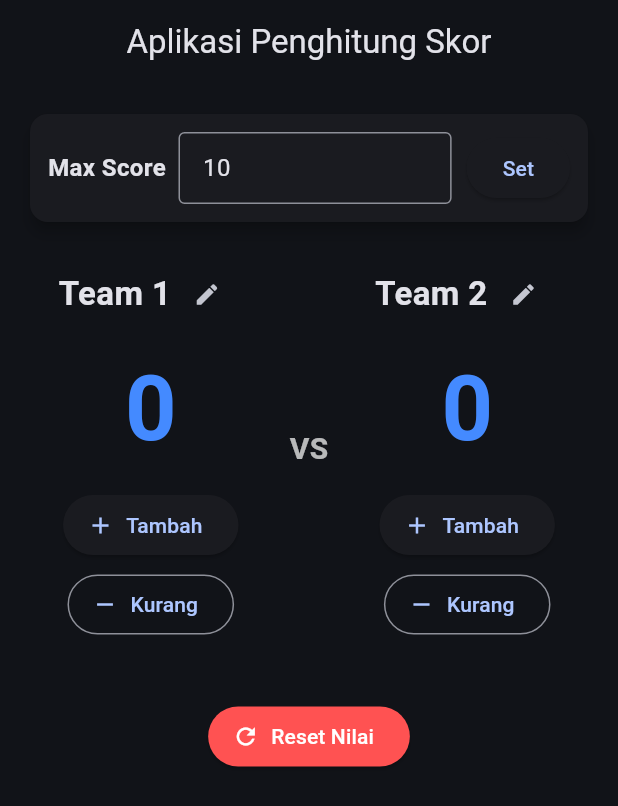
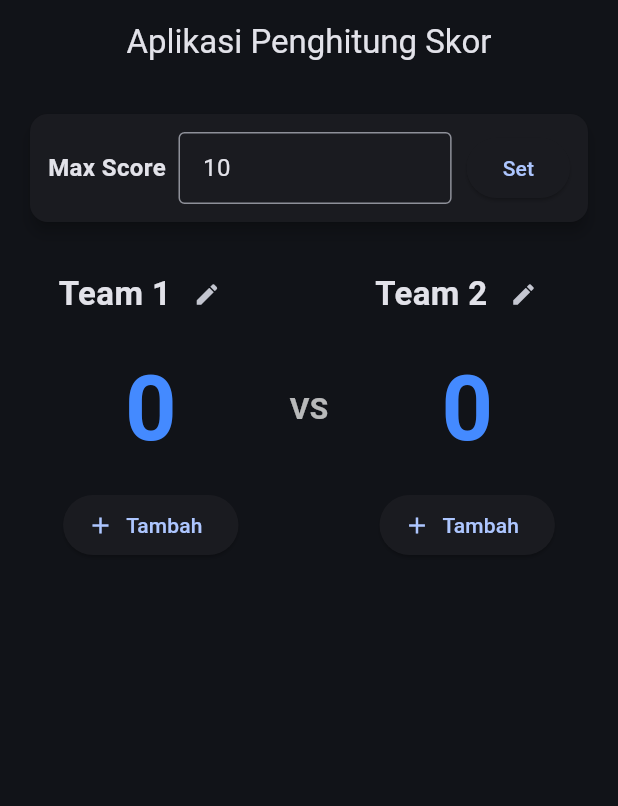
Before and after one commit to h1mh1m/counterScore, a Flutter app: the screen it shows after launch, on a phone screen of 412 x 824 dp. Shown: the top 806 px of the screen. Run offline on Flutter 3.47's test engine with Material 3 defaults, Android fonts, the phone set to English and light mode, and no system bars.

Commit message:
Add files via upload

```diff
--- a/lib/main.dart
+++ b/lib/main.dart
@@ -51,18 +51,6 @@ class ScoreHomePageState extends State<ScoreHomePage> {
     setState(() {
       if (scoreTeamDua < MaxNilai) scoreTeamDua++;
       checkWinner();
-    });
-  }
-
-  void decrementScoreTeamSatu() {
-    setState(() {
-      if (scoreTeamSatu > 0) scoreTeamSatu--;
-    });
-  }
-
-  void decrementScoreTeamDua() {
-    setState(() {
-      if (scoreTeamDua > 0) scoreTeamDua--;
     });
   }
 
@@ -241,12 +229,6 @@ class ScoreHomePageState extends State<ScoreHomePage> {
                         icon: const Icon(Icons.add),
                         label: const Text("Tambah"),
                       ),
-                      const SizedBox(height: 5),
-                      OutlinedButton.icon(
-                        onPressed: decrementScoreTeamSatu,
-                        icon: const Icon(Icons.remove),
-                        label: const Text("Kurang"),
-                      ),
                     ],
                   ),
                 ),
@@ -297,18 +279,13 @@ class ScoreHomePageState extends State<ScoreHomePage> {
                         icon: const Icon(Icons.add),
                         label: const Text("Tambah"),
                       ),
-                      const SizedBox(height: 5),
-                      OutlinedButton.icon(
-                        onPressed: decrementScoreTeamDua,
-                        icon: const Icon(Icons.remove),
-                        label: const Text("Kurang"),
-                      ),
                     ],
                   ),
                 ),
               ],
             ),
             const SizedBox(height: 40),
+            if (scoreTeamSatu >= MaxNilai || scoreTeamDua >= MaxNilai)
               ElevatedButton.icon(
                 style: ElevatedButton.styleFrom(
                   backgroundColor: Colors.redAccent,
```
Lines whose indentation alone changed are shown as unchanged.
